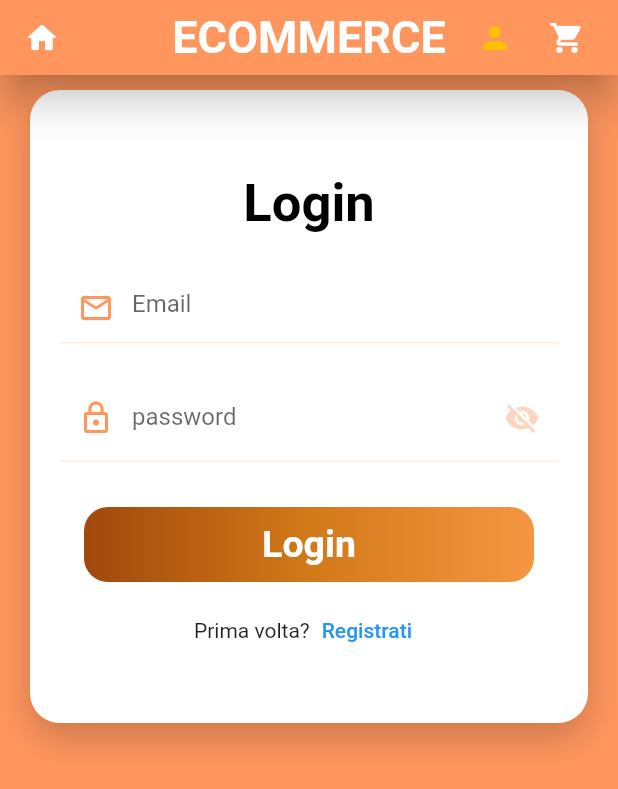
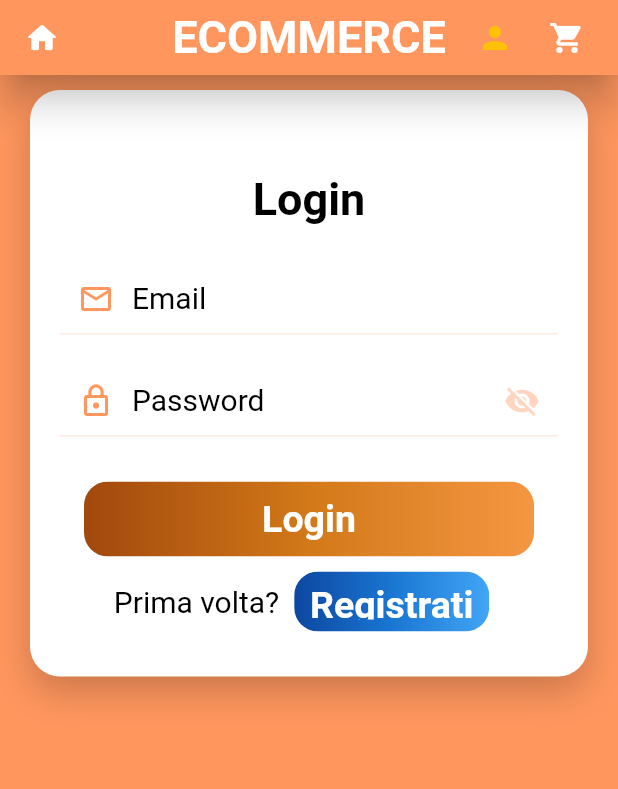
Before and after one commit to simoneloop/ecommerce-view, a Flutter app: the LoginPage screen opened by its route, on a phone screen of 412 x 824 dp. Shown: the top 789 px of the screen. Run offline on Flutter 3.47's test engine with Material 2 defaults, Android fonts, the phone set to English and light mode, and no system bars; missing offline and left inert: dart:html, dart:js; network calls fail; Roboto replaces fonts that are missing (Poppins).

Commit message:
new management

```diff
--- a/lib/Uti/Consts.dart
+++ b/lib/Uti/Consts.dart
@@ -55,7 +55,21 @@ class Consts{
   static const String TYPO_ORECCHINO="orecchino";
 
   static const String REQUIRED_LOGIN_EXCEPTION="Devi prima effettuare il login";
-
+  static const TextStyle smallTextStyle=TextStyle(
+    fontSize: 20,
+    fontWeight: FontWeight.w400,
+    color: Colors.black,
+  );
+  static const TextStyle mediumTextStyle=TextStyle(
+    fontSize: 30,
+    fontWeight: FontWeight.w700,
+    color: Colors.black,
+  );
+  static const TextStyle bigTextStyle=TextStyle(
+    fontSize: 40,
+    fontWeight: FontWeight.w700,
+    color: Colors.black,
+  );
   static const bool TO_VALIDATE=false;
 
 
--- a/lib/pages/LoginPage.dart
+++ b/lib/pages/LoginPage.dart
@@ -2,6 +2,7 @@ import 'dart:html';
 import 'dart:ui';
 
 import 'package:ecommerce_view/widgets/AppBarWidget.dart';
+import 'package:ecommerce_view/widgets/CoolText.dart';
 import 'package:ecommerce_view/widgets/CoolTextButton.dart';
 import 'package:ecommerce_view/widgets/ProgressHUD.dart';
 import 'package:flutter/material.dart';
@@ -62,10 +63,7 @@ class _LoginPageState extends State<LoginPage> {
                         SizedBox(
                           height: 25,
                         ),
-                        Text(
-                          "Login",
-                          style: Theme.of(context).textTheme.headline2,
-                        ),
+                        CoolText(text: "Login", size: "m"),
                         SizedBox(height: 25),
                         TextFormField(
                           controller: _emailController,
@@ -74,6 +72,8 @@ class _LoginPageState extends State<LoginPage> {
                               ? "Should be a valid email"
                               : null,
                           decoration: InputDecoration(
+                            hintStyle: Consts.smallTextStyle,
+
                               hintText: "Email",
                               errorText: _emailError,
                               enabledBorder: UnderlineInputBorder(
@@ -100,8 +100,9 @@ class _LoginPageState extends State<LoginPage> {
                               input == null ? "Please enter a password" : null,
                           obscureText: hidePassword,
                           decoration: InputDecoration(
+                              hintStyle: Consts.smallTextStyle,
                               hintText: "Password",
-                              labelText: "password",
+
                               errorText: _passwordError,
                               enabledBorder: UnderlineInputBorder(
                                   borderSide: BorderSide(
@@ -136,23 +137,34 @@ class _LoginPageState extends State<LoginPage> {
                         SizedBox(
                           height: 30,
                         ),
+                        Column(
+
+                          children: [
                             CoolTextButton(gradient: Consts.kOrangeGradient, text: "Login", press:(){ValidateAndLogin();
                             setState(() {
                               isApiCallProcess=true;
                             });
 
                             }),
+                            Padding(
+                              padding: const EdgeInsets.only(top: 10),
+                              child: Row(
 
-                        Padding(
-                          padding: const EdgeInsets.symmetric(vertical: 8.0),
-                          child: Row(
                                 mainAxisAlignment: MainAxisAlignment.center,
                                 children: [
-                              Text("Prima volta?"),
-                              TextButton(onPressed: (){Navigator.pushNamed(context, "RegistrationPage");}, child: Text("Registrati"))
+                                  CoolText(text: "Prima volta?", size: "s"),
+                                  Padding(
+                                    padding: const EdgeInsets.symmetric(horizontal: 10),
+                                    child: CoolTextButton(gradient: Consts.kBlueGradient, text: "Registrati", press: (){Navigator.pushNamed(context, "RegistrationPage");},width: 130,height: 40,),
+                                  )
+
                                 ],
                               ),
                             )
+                          ],
+                        ),
+
+
                       ],
                     ),
                   ),
--- a/lib/widgets/CoolText.dart
+++ b/lib/widgets/CoolText.dart
@@ -0,0 +1,26 @@
+import 'package:flutter/material.dart';
+
+import '../Uti/Consts.dart';
+
+class CoolText extends StatelessWidget {
+  final String text;
+  final String size;
+
+
+  const CoolText({Key? key, required this.text, required this.size}) : super(key: key);
+  @override
+  Widget build(BuildContext context) {
+    if(size=='s'){
+      return Text(text,style: Consts.smallTextStyle,);
+    }
+    else if(size=="m"){
+      return Text(text,style: Consts.mediumTextStyle,);
+    }
+    else if(size=="b"){
+      return Text(text,style: Consts.bigTextStyle,);
+    }else{
+      return Text(text,style: Consts.mediumTextStyle,);
+    }
+
+  }
+}
--- a/lib/widgets/CoolTextButton.dart
+++ b/lib/widgets/CoolTextButton.dart
@@ -13,8 +13,8 @@ class CoolTextButton extends StatelessWidget {
     return ClipRRect(
         borderRadius: BorderRadius.circular(16),
         child: Container(
-            width: 300,
-            height: 50,
+            width:width!=null?width: 300,
+            height:height!=null?height: 50,
             decoration: BoxDecoration(
               gradient: gradient,
             ),
```
Lines whose indentation alone changed are shown as unchanged.
